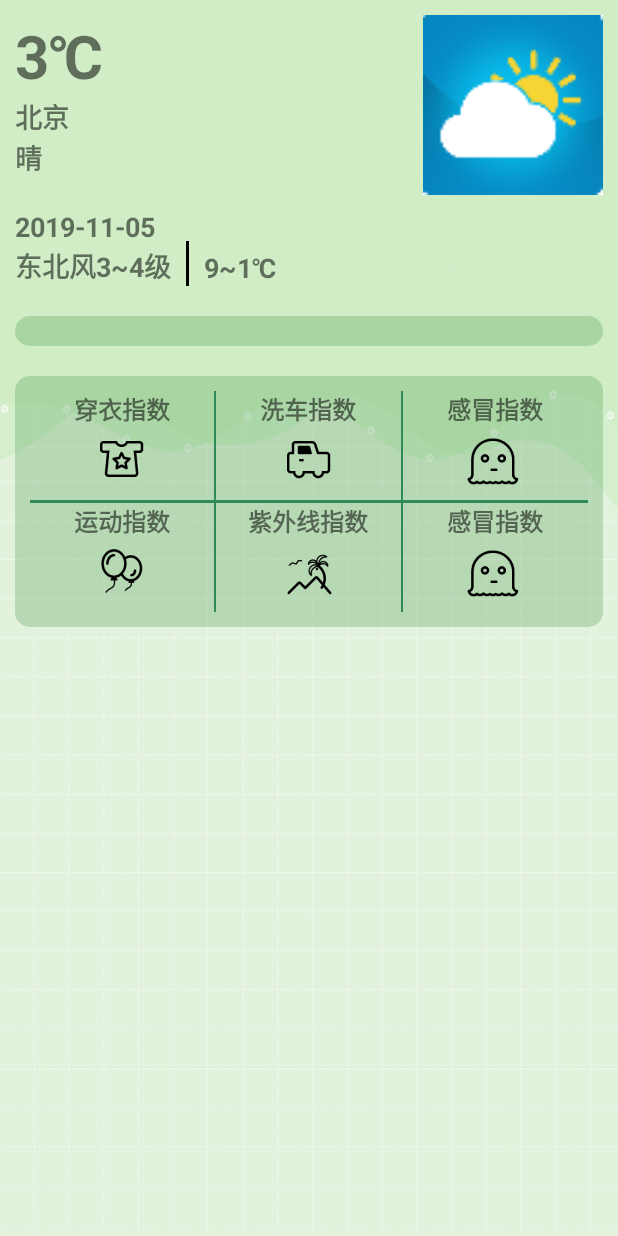
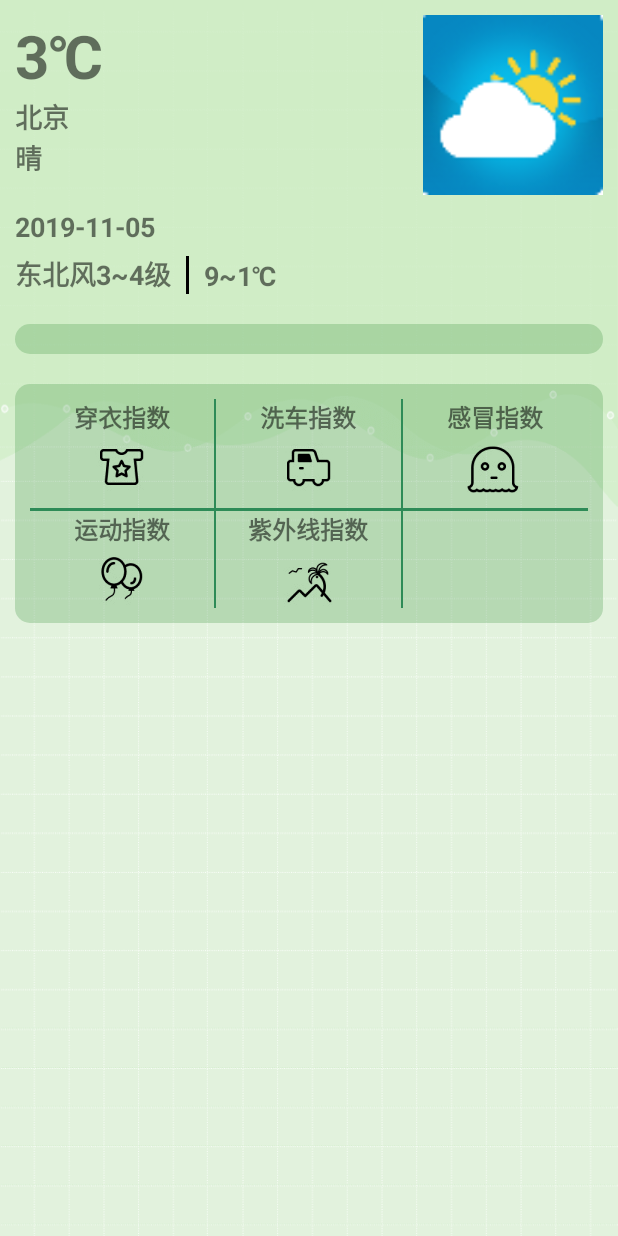
Before and after one commit to iqiqiya/weatherForecast, an Android app: the layout fragment_city_weather.xml on its own in the app's theme, with its tools: preview values and no code run, on a phone screen of 412 x 824 dp. Run offline under Robolectric (Android 15) with nearby library versions, the phone set to English and light mode, and no system bars.

Commit message:
实现显示北京地区的天气信息，指数和未来三天天气情况

```diff
--- a/app/src/main/AndroidManifest.xml
+++ b/app/src/main/AndroidManifest.xml
@@ -10,7 +10,8 @@
         android:label="@string/app_name"
         android:roundIcon="@mipmap/ic_launcher_round"
         android:supportsRtl="true"
-        android:theme="@style/AppTheme">
+        android:theme="@style/AppTheme"
+        android:usesCleartextTraffic="true">
         <activity android:name=".MainActivity">
             <intent-filter>
                 <action android:name="android.intent.action.MAIN" />
--- a/app/src/main/java/com/iakie/weatherforecast/BaseFragment.java
+++ b/app/src/main/java/com/iakie/weatherforecast/BaseFragment.java
@@ -1,6 +1,6 @@
 package com.iakie.weatherforecast;
 
-import android.app.Fragment;
+import androidx.fragment.app.Fragment;
 
 import org.xutils.common.Callback;
 import org.xutils.http.RequestParams;
--- a/app/src/main/res/layout/fragment_city_weather.xml
+++ b/app/src/main/res/layout/fragment_city_weather.xml
@@ -40,12 +40,13 @@
             <TextView
                 android:id="@+id/frag_tv_wind"
                 android:layout_below="@id/frag_tv_date"
+                android:layout_marginTop="5dp"
                 android:text="东北风3~4级"
                 style="@style/todaytext"/>
            <TextView
                android:id="@+id/frag_tv_line1"
                android:layout_width="2dp"
-               android:layout_height="30dp"
+               android:layout_height="25dp"
                android:layout_toRightOf="@id/frag_tv_wind"
                android:background="#000000"
                android:layout_alignBottom="@+id/frag_tv_wind"
@@ -61,6 +62,7 @@
                android:id="@+id/frag_iv_today"
                android:layout_width="120dp"
                android:layout_height="120dp"
+               android:scaleType="centerCrop"
                android:layout_alignParentRight="true"
                android:src="@mipmap/icon"/>
        </RelativeLayout>
@@ -138,10 +140,8 @@
                     android:layout_height="match_parent"
                     android:background="#2E8B57"/>
                 <TextView
-                    android:id="@+id/frag_index_tv_ganmao"
                     style="@style/indextext"
-                    android:text="感冒指数"
-                    android:drawableBottom="@mipmap/icon_ganmao"/>
+                    />
 
 
 
```
Also changed, not shown: app/src/main/java/com/iakie/weatherforecast/CityFragmentPagerAdapter.java (added, +32 -0 lines), app/src/main/java/com/iakie/weatherforecast/CityWeatherFragment.java (+4 -4 lines), app/src/main/java/com/iakie/weatherforecast/MainActivity.java (+42 -0 lines), 1 other file.
